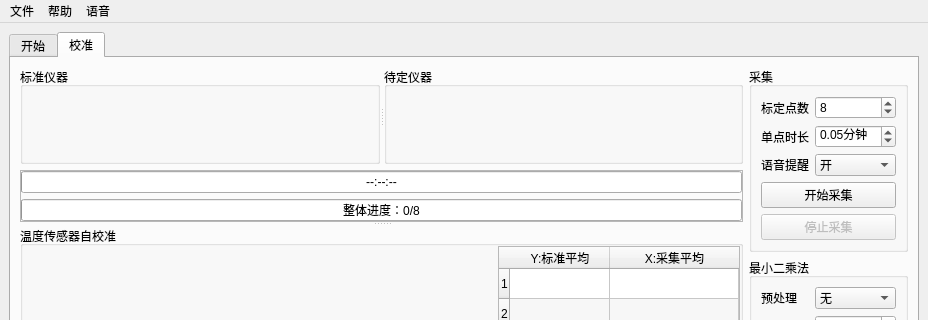
Above: mainwindow.ui from m-RNA/TemperatureSelfCorrectionBasedOnQtSerial before the change; both pictures show x 0 to 928 and y 0 to 320 of the 928 by 642 pixel window. Below: the same form after it.
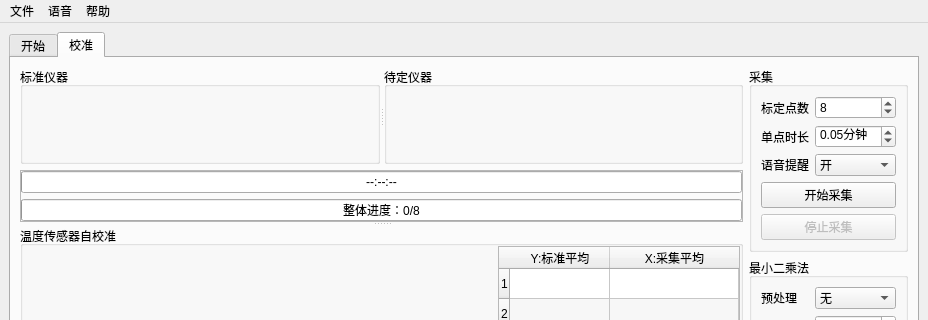
That is the form after the change. Icons and pictures are not drawn. Custom widgets are drawn as their Qt base class.

Commit message: 优化：选择的语音会有打勾提醒

The edit to the form file:
```diff
--- a/mainwindow.ui
+++ b/mainwindow.ui
@@ -778,8 +778,8 @@
     <addaction name="actionTaiWan"/>
    </widget>
    <addaction name="menu"/>
-   <addaction name="menuAbout"/>
    <addaction name="menuSound"/>
+   <addaction name="menuAbout"/>
   </widget>
   <widget class="QStatusBar" name="statusbar"/>
   <action name="actionAbout">
```
Left out of the diff: 38 changed lines with no effect on the pictures. The commit also changes 1 other file.
